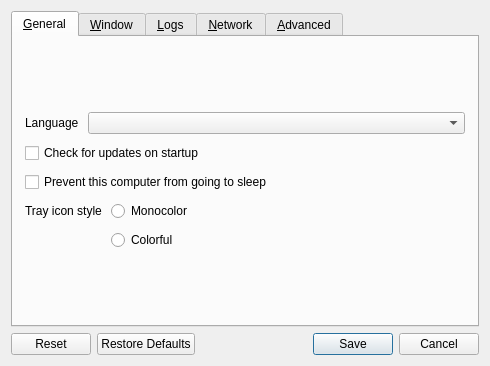
Before: the Qt Designer form synergy/src/lib/gui/dialogs/SettingsDialog.ui in Tupig/Tupig_synergy, drawn with Qt 5.
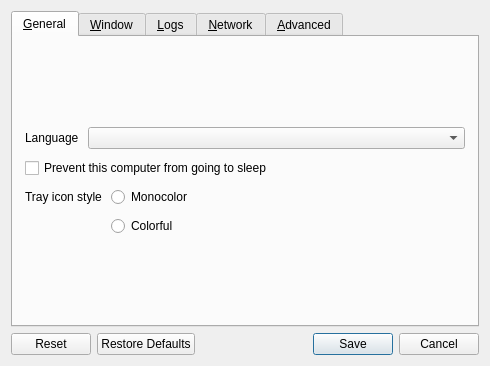
After: the same form once the commit is applied. The open tabs and pages were chosen to show the change. Icons and pictures are not drawn.

Diff of the .ui file:
```diff
--- a/synergy/src/lib/gui/dialogs/SettingsDialog.ui
+++ b/synergy/src/lib/gui/dialogs/SettingsDialog.ui
@@ -81,13 +81,6 @@
          </item>
         </layout>
        </item>
-       <item>
-        <widget class="QCheckBox" name="cbAutoUpdate">
-         <property name="text">
-          <string>Check for updates on startup</string>
-         </property>
-        </widget>
-       </item>
        <item>
         <widget class="QCheckBox" name="cbPreventSleep">
          <property name="text">
```
Lines whose indentation alone changed are shown as unchanged.
